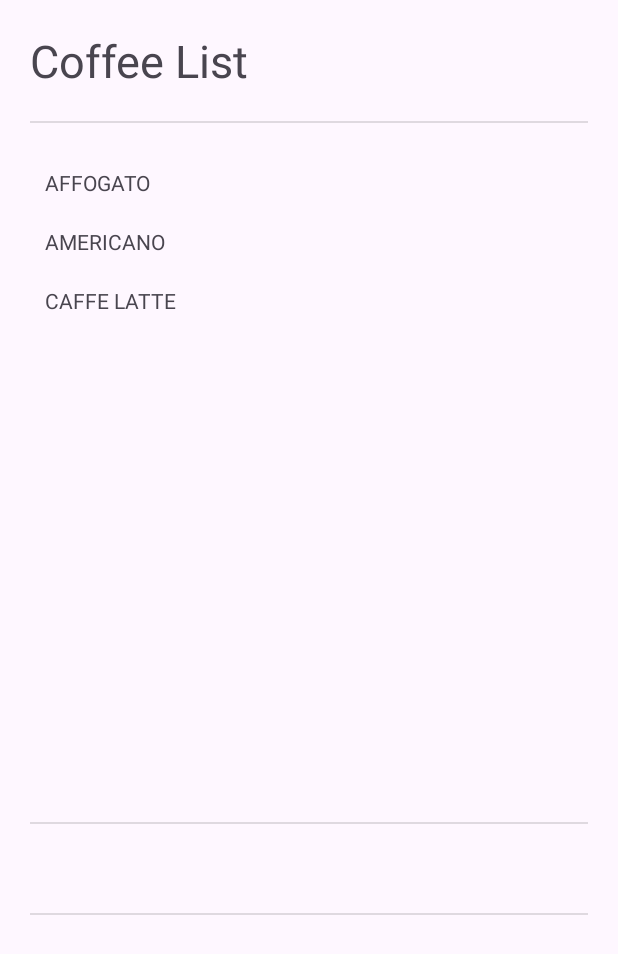
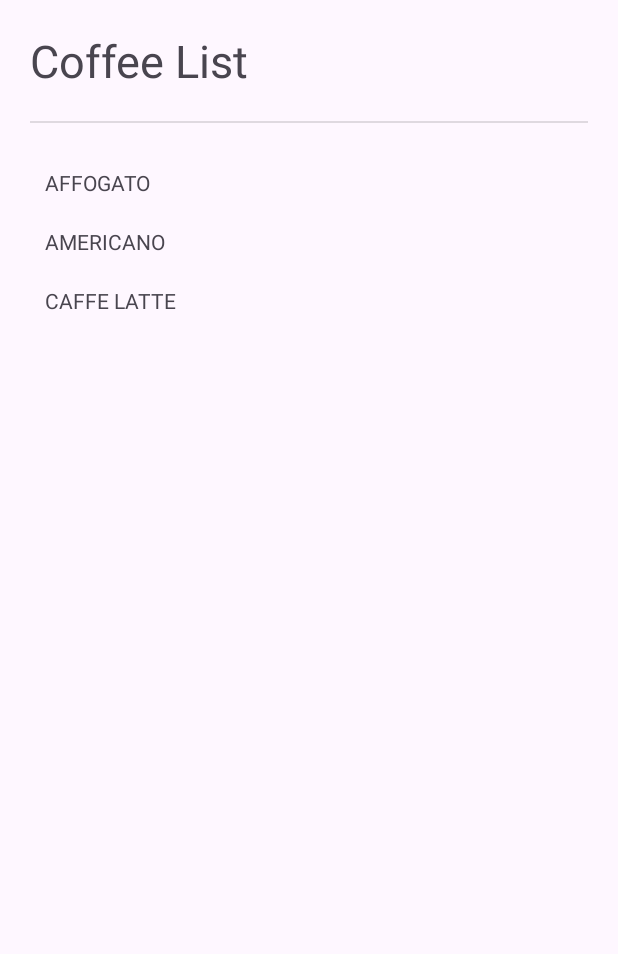
Before and after one commit to DarrylIsw/LAB_WEEK_03, an Android app: the screen it shows after launch (MainActivity), on a phone screen of 412 x 824 dp. Shown: the top 954 px of the screen. Run offline under Robolectric (Android 15) with nearby library versions, the phone set to English and light mode, and no system bars.

Commit message:
Commit No. 3 – use dynamic fragment

```diff
--- a/app/build.gradle.kts
+++ b/app/build.gradle.kts
@@ -42,6 +42,8 @@ dependencies {
     implementation(libs.material)
     implementation(libs.androidx.activity)
     implementation(libs.androidx.constraintlayout)
+    implementation(libs.androidx.navigation.fragment.ktx)
+    implementation(libs.androidx.navigation.ui.ktx)
     testImplementation(libs.junit)
     androidTestImplementation(libs.androidx.junit)
     androidTestImplementation(libs.androidx.espresso.core)
--- a/app/src/main/java/com/example/lab_week_03/MainActivity.kt
+++ b/app/src/main/java/com/example/lab_week_03/MainActivity.kt
@@ -6,6 +6,7 @@ import androidx.activity.enableEdgeToEdge
 import androidx.appcompat.app.AppCompatActivity
 import androidx.core.view.ViewCompat
 import androidx.core.view.WindowInsetsCompat
+import androidx.fragment.app.FragmentContainerView
 
 // CoffeeListener interface
 interface CoffeeListener {
@@ -20,19 +21,24 @@ class MainActivity : AppCompatActivity(), CoffeeListener {
         enableEdgeToEdge()
         setContentView(R.layout.activity_main)
 
-        // Adjust padding to handle system bars (status & navigation bar)
-        ViewCompat.setOnApplyWindowInsetsListener(findViewById(R.id.main)) { v, insets ->
+        // Adjust padding to handle system bars
+        ViewCompat.setOnApplyWindowInsetsListener(findViewById(R.id.fragment_container)) { v, insets ->
             val systemBars = insets.getInsets(WindowInsetsCompat.Type.systemBars())
-            v.setPadding(
-                systemBars.left,
-                systemBars.top,
-                systemBars.right,
-                systemBars.bottom
-            )
+            v.setPadding(systemBars.left, systemBars.top, systemBars.right, systemBars.bottom)
             insets
         }
 
         Log.d(TAG, "onCreate")
+
+        // Add ListFragment dynamically if first launch
+        if (savedInstanceState == null) {
+            findViewById<FragmentContainerView>(R.id.fragment_container).let { container ->
+                val listFragment = ListFragment()
+                supportFragmentManager.beginTransaction()
+                    .add(container.id, listFragment)
+                    .commit()
+            }
+        }
     }
 
     override fun onStart() {
@@ -62,9 +68,13 @@ class MainActivity : AppCompatActivity(), CoffeeListener {
 
     // CoffeeListener implementation
     override fun onSelected(id: Int) {
-        val detailFragment = supportFragmentManager
-            .findFragmentById(R.id.fragment_detail) as? DetailFragment
-        detailFragment?.setCoffeeData(id)
+        findViewById<FragmentContainerView>(R.id.fragment_container).let { container ->
+            val detailFragment = DetailFragment.newInstance(id)
+            supportFragmentManager.beginTransaction()
+                .replace(container.id, detailFragment)
+                .addToBackStack(null)
+                .commit()
+        }
     }
 
     companion object {
--- a/app/src/main/res/layout/activity_main.xml
+++ b/app/src/main/res/layout/activity_main.xml
@@ -1,36 +1,9 @@
 <?xml version="1.0" encoding="utf-8"?>
-<LinearLayout
+<androidx.fragment.app.FragmentContainerView
     xmlns:android="http://schemas.android.com/apk/res/android"
     xmlns:app="http://schemas.android.com/apk/res-auto"
-    xmlns:tools="http://schemas.android.com/tools"
-    android:id="@+id/main"
+    android:id="@+id/fragment_container"
     android:layout_width="match_parent"
     android:layout_height="match_parent"
-    android:orientation="vertical"
-    android:weightSum="3"
-    tools:context=".MainActivity">
-
-    <!-- List Fragment (takes 2/3 of screen) -->
-    <androidx.fragment.app.FragmentContainerView
-        android:id="@+id/fragment_list"
-        android:name="com.example.lab_week_03.ListFragment"
-        android:layout_width="match_parent"
-        android:layout_height="0dp"
-        android:layout_weight="2" />
-
-    <!-- Divider -->
-    <View
-        android:layout_width="match_parent"
-        android:layout_height="1dp"
-        android:layout_marginHorizontal="20dp"
-        android:background="?android:attr/dividerVertical" />
-
-    <!-- Detail Fragment (takes 1/3 of screen) -->
-    <androidx.fragment.app.FragmentContainerView
-        android:id="@+id/fragment_detail"
-        android:name="com.example.lab_week_03.DetailFragment"
-        android:layout_width="match_parent"
-        android:layout_height="0dp"
-        android:layout_weight="1" />
-
-</LinearLayout>
+    app:defaultNavHost="true"
+    app:navGraph="@navigation/nav_graph" />
--- /dev/null
+++ b/app/src/main/res/navigation/nav_graph.xml
@@ -0,0 +1,16 @@
+<?xml version="1.0" encoding="utf-8"?>
+<navigation xmlns:android="http://schemas.android.com/apk/res/android"
+    xmlns:app="http://schemas.android.com/apk/res-auto"
+    android:id="@+id/nav_graph"
+    app:startDestination="@id/listFragment">
+
+    <fragment
+        android:id="@+id/listFragment"
+        android:name="com.example.lab_week_03.ListFragment"
+        android:label="Coffee List" />
+
+    <fragment
+        android:id="@+id/detailFragment"
+        android:name="com.example.lab_week_03.DetailFragment"
+        android:label="Coffee Detail" />
+</navigation>
--- a/gradle/libs.versions.toml
+++ b/gradle/libs.versions.toml
@@ -9,6 +9,7 @@ appcompat = "1.7.1"
 material = "1.13.0"
 activity = "1.10.1"
 constraintlayout = "2.2.1"
+navigation = "2.7.7"
 
 [libraries]
 androidx-core-ktx = { group = "androidx.core", name = "core-ktx", version.ref = "coreKtx" }
@@ -19,6 +20,8 @@ androidx-appcompat = { group = "androidx.appcompat", name = "appcompat", version
 material = { group = "com.google.android.material", name = "material", version.ref = "material" }
 androidx-activity = { group = "androidx.activity", name = "activity", version.ref = "activity" }
 androidx-constraintlayout = { group = "androidx.constraintlayout", name = "constraintlayout", version.ref = "constraintlayout" }
+androidx-navigation-fragment-ktx = { module = "androidx.navigation:navigation-fragment-ktx", version.ref = "navigation" }
+androidx-navigation-ui-ktx = { module = "androidx.navigation:navigation-ui-ktx", version.ref = "navigation" }
 
 [plugins]
 android-application = { id = "com.android.application", version.ref = "agp" }
```
Also changed, not shown: app/src/main/java/com/example/lab_week_03/DetailFragment.kt (+11 -4 lines).
